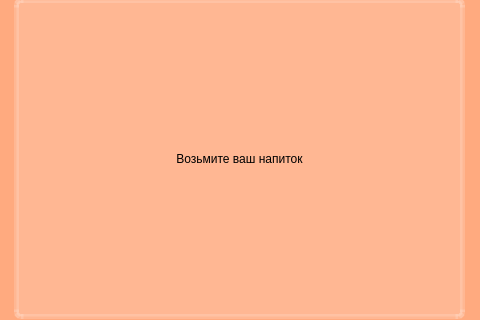
EnderAgentX/Coffee, file win5.ui: the form before one commit; both pictures show x 146 to 626 and y 102 to 422 of the 800 by 600 pixel window.
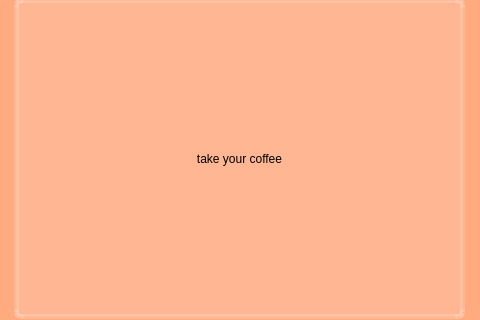
The form after the commit. Icons and pictures are not drawn.

What changed in the file:
```diff
--- a/win5.ui
+++ b/win5.ui
@@ -58,7 +58,7 @@
 border-radius: 7px;</string>
    </property>
    <property name="text">
-    <string>Возьмите ваш напиток</string>
+    <string>take your coffee</string>
    </property>
    <property name="textFormat">
     <enum>Qt::AutoText</enum>
```
Left out of the diff: 4 changed lines with no effect on the pictures.
